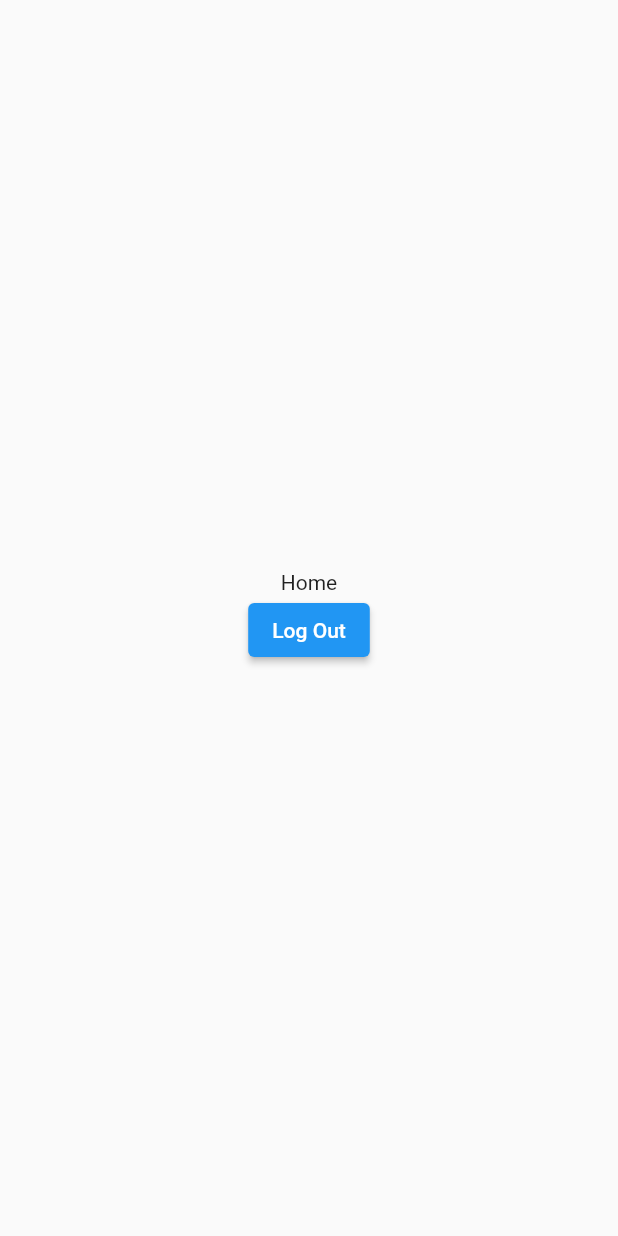
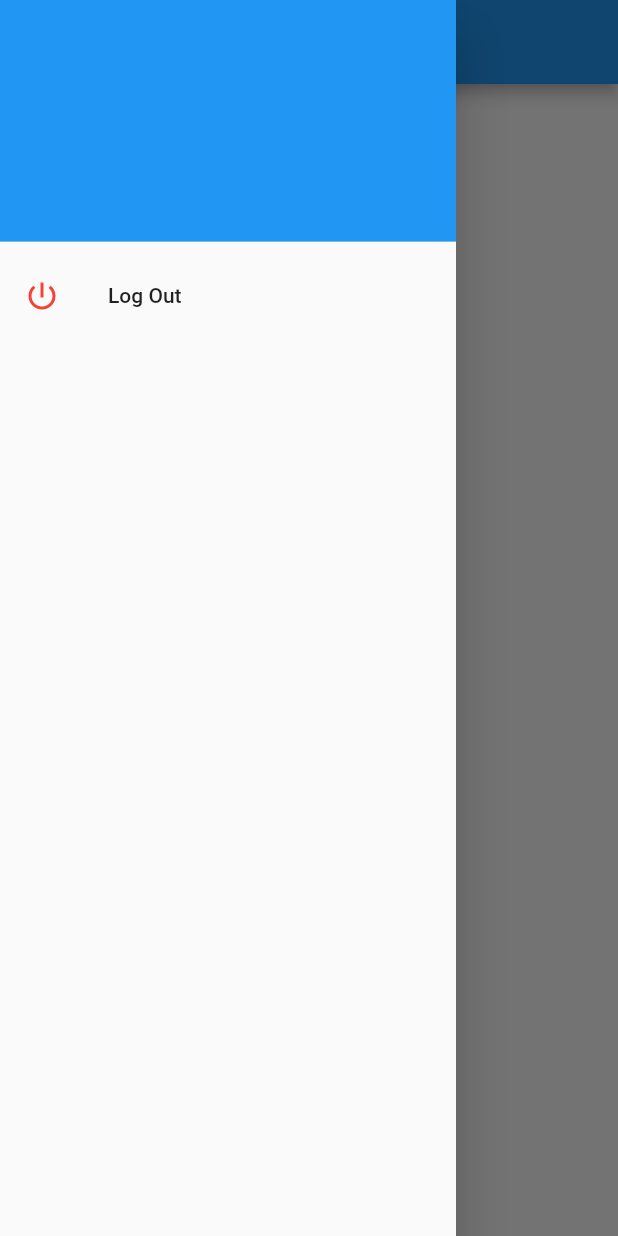
Before and after one commit to S-M-J-I/Budget-Airways-Flutter, a Flutter app: the Home screen opened directly, with the side drawer open (before the commit the screen has no drawer), on a phone screen of 412 x 824 dp. Run offline on Flutter 3.47's test engine with Material 2 defaults, Android fonts, the phone set to English and light mode, and no system bars; our stand-ins replace firebase_auth, firebase_core; accounts and stored records are empty.

Commit message:
Added the flight search functionality

```diff
--- /dev/null
+++ b/lib/components/OptionsDrawer.dart
@@ -0,0 +1,48 @@
+import 'package:budget_airways/screens/AuthScreens/SignIn.dart';
+import 'package:firebase_auth/firebase_auth.dart';
+import 'package:flutter/material.dart';
+
+import '../middlewares/AuthMiddlewares.dart';
+
+class OptionsDrawer extends StatefulWidget {
+  const OptionsDrawer({Key? key}) : super(key: key);
+
+  @override
+  State<OptionsDrawer> createState() => _OptionsDrawerState();
+}
+
+class _OptionsDrawerState extends State<OptionsDrawer> {
+  _signOut () async {
+    await AuthMiddlewares().signOut();
+    Navigator.of(context).pushReplacement(
+      MaterialPageRoute(builder: (context) => const SignIn())
+    );
+  }
+
+  @override
+  Widget build(BuildContext context) {
+    return Drawer(
+      child: ListView(
+        padding: const EdgeInsets.all(0),
+        children: [
+          DrawerHeader(
+              padding: const EdgeInsets.all(20),
+              decoration: BoxDecoration(color: Theme.of(context).primaryColor),
+              child: Text(
+                  "${FirebaseAuth.instance.currentUser!.displayName}",
+                style: TextStyle(
+                  color: Colors.white,
+                  fontSize: Theme.of(context).textTheme.titleLarge!.fontSize
+                ),
+              )
+          ),
+          ListTile(
+            leading: const Icon(Icons.power_settings_new, color: Colors.red),
+            title: const Text("Log Out"),
+            onTap: _signOut,
+          )
+        ],
+      ),
+    );
+  }
+}
--- a/lib/middlewares/AuthMiddlewares.dart
+++ b/lib/middlewares/AuthMiddlewares.dart
@@ -20,7 +20,10 @@ class AuthMiddlewares {
 
       await APIMiddlewares().postToDatabase(path: "users/signup", details: details);
 
-      await FirebaseAuth.instance.createUserWithEmailAndPassword(email: email, password: password);
+      var userCreds = await FirebaseAuth.instance.createUserWithEmailAndPassword(email: email, password: password);
+      final user = userCreds.user;
+
+      await user?.updateDisplayName(fullName);
 
       return "OK";
     } on FirebaseAuthException catch(error) {
--- a/lib/screens/HomeScreens/Home.dart
+++ b/lib/screens/HomeScreens/Home.dart
@@ -1,5 +1,8 @@
+import 'package:budget_airways/components/OptionsDrawer.dart';
 import 'package:budget_airways/middlewares/AuthMiddlewares.dart';
 import 'package:budget_airways/screens/AuthScreens/SignIn.dart';
+import 'package:budget_airways/screens/HomeScreens/NewTrip.dart';
+import 'package:firebase_auth/firebase_auth.dart';
 import 'package:flutter/material.dart';
 
 class Home extends StatefulWidget {
@@ -11,11 +14,12 @@ class Home extends StatefulWidget {
 
 class _HomeState extends State<Home> {
 
+
   _showWarningDialog(status) {
     showDialog(
         context: context,
         builder: (ctx) => AlertDialog(
-          title: const Text("Error"),
+          title: Text("Error"),
           content: Text(status),
           actions: <Widget>[
             TextButton(
@@ -48,14 +52,25 @@ class _HomeState extends State<Home> {
   @override
   Widget build(BuildContext context) {
     return Scaffold(
+      appBar: AppBar(
+        // leading: const Icon(Icons.view_headline_sharp),
+        title: const Text("Budget Airways"),
+      ),
+      drawer: OptionsDrawer(),
       body: Center(
         child: Column(
-          mainAxisAlignment: MainAxisAlignment.center,
+          mainAxisAlignment: MainAxisAlignment.start,
           children: [
-            Text("Home"),
-            ElevatedButton(
-                onPressed: _signOut,
-                child: const Text('Log Out'),
+            Container(
+              margin: const EdgeInsets.all(40),
+              child: SizedBox(
+                child: ElevatedButton(
+                  onPressed: () {
+                      Navigator.push(context, MaterialPageRoute(builder: (context) => const NewTrip()));
+                  },
+                  child: const Text("Search for flights"),
+                ),
+              ),
             )
           ],
 
```
Also changed, not shown: lib/components/SearchForm.dart (added, +235 -0 lines), lib/middlewares/APIMiddlewares.dart (+20 -0 lines), lib/middlewares/Dialogs.dart (added, +22 -0 lines), lib/models/Flight.dart (added, +21 -0 lines), lib/screens/AuthScreens/SignIn.dart (+25 -17 lines), lib/screens/AuthScreens/SignUp.dart (+6 -22 lines), lib/screens/HomeScreens/NewTrip.dart (added, +26 -0 lines), 1 other file.
